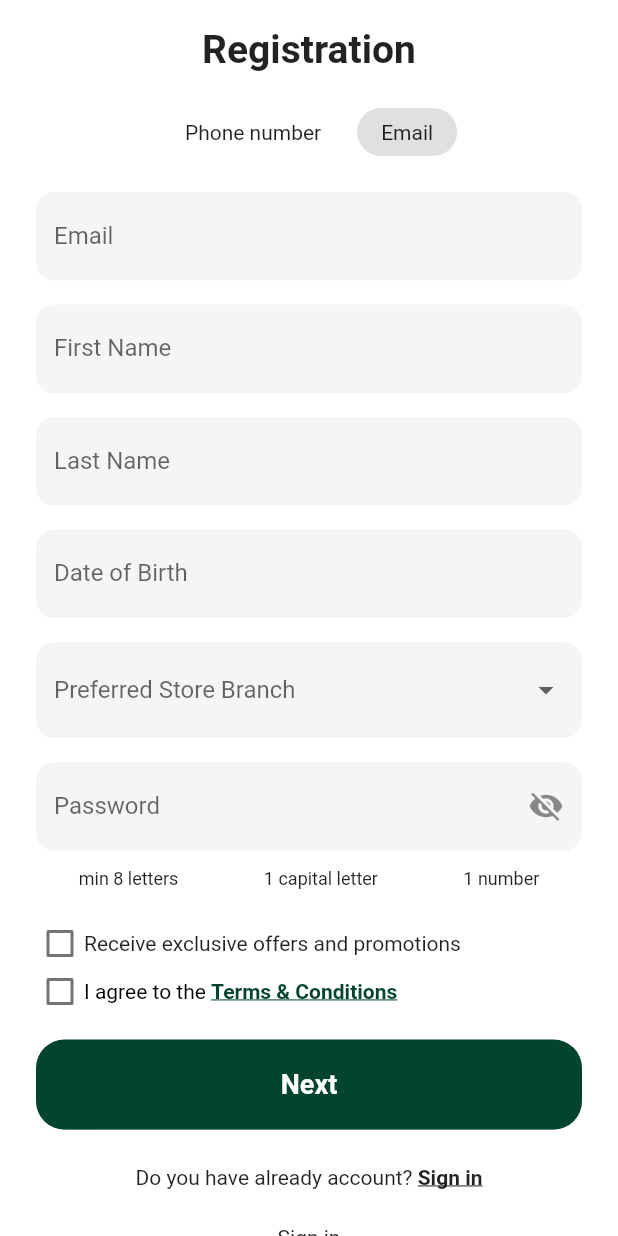
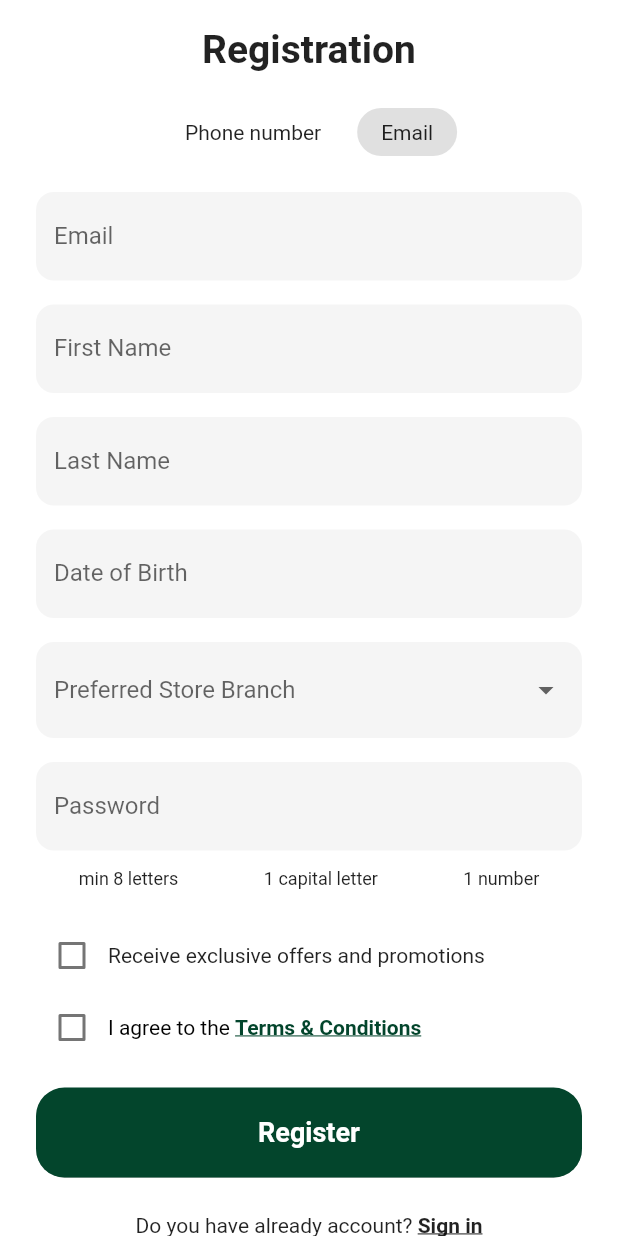
Before and after one commit to tseleena200/SmartCart, a Flutter app: the SignUpView screen opened directly, on a phone screen of 412 x 824 dp. Run offline on Flutter 3.47's test engine with Material 3 defaults, Android fonts, the light colour scheme and no system bars; our stand-ins replace cloud_firestore, firebase_auth, firebase_core; missing offline and left inert: fl_country_code_picker; accounts and stored records are empty; Roboto replaces fonts that are missing (Gilroy).

Commit message:
feat: Users can register using email/password successfully saved to db

```diff
--- a/lib/view/login/sign_up_view.dart
+++ b/lib/view/login/sign_up_view.dart
@@ -1,3 +1,5 @@
+import 'package:cloud_firestore/cloud_firestore.dart';
+import 'package:firebase_auth/firebase_auth.dart';
 import 'package:flutter/gestures.dart';
 import 'package:flutter/material.dart';
 import 'package:intl/intl.dart';
@@ -12,6 +14,8 @@ class SignUpView extends StatefulWidget {
 }
 
 class _SignUpViewState extends State<SignUpView> {
+  final _formKey = GlobalKey<FormState>();
+
   final TextEditingController firstNameController = TextEditingController();
   final TextEditingController lastNameController = TextEditingController();
   final TextEditingController phoneController = TextEditingController();
@@ -47,6 +51,8 @@ class _SignUpViewState extends State<SignUpView> {
               child: ConstrainedBox(
                 constraints: BoxConstraints(minHeight: constraints.maxHeight),
                 child: IntrinsicHeight(
+                  child: Form(
+                    key: _formKey,
                     child: Column(
                       crossAxisAlignment: CrossAxisAlignment.stretch,
                       mainAxisAlignment: MainAxisAlignment.start,
@@ -60,7 +66,6 @@ class _SignUpViewState extends State<SignUpView> {
                         ),
                         const SizedBox(height: 24),
 
-                      // Toggle
                         Row(
                           mainAxisAlignment: MainAxisAlignment.center,
                           children: [
@@ -69,9 +74,7 @@ class _SignUpViewState extends State<SignUpView> {
                               child: Container(
                                 padding: const EdgeInsets.symmetric(horizontal: 16, vertical: 8),
                                 decoration: BoxDecoration(
-                                color: !isEmailSelected
-                                    ? Colors.grey.shade300
-                                    : Colors.transparent,
+                                  color: !isEmailSelected ? Colors.grey.shade300 : Colors.transparent,
                                   borderRadius: BorderRadius.circular(20),
                                 ),
                                 child: const Text("Phone number"),
@@ -83,9 +86,7 @@ class _SignUpViewState extends State<SignUpView> {
                               child: Container(
                                 padding: const EdgeInsets.symmetric(horizontal: 16, vertical: 8),
                                 decoration: BoxDecoration(
-                                color: isEmailSelected
-                                    ? Colors.grey.shade300
-                                    : Colors.transparent,
+                                  color: isEmailSelected ? Colors.grey.shade300 : Colors.transparent,
                                   borderRadius: BorderRadius.circular(20),
                                 ),
                                 child: const Text("Email"),
@@ -95,19 +96,35 @@ class _SignUpViewState extends State<SignUpView> {
                         ),
                         const SizedBox(height: 24),
 
-                      // Email or Phone
                         if (isEmailSelected)
-                        _buildField("Email", emailController, TextInputType.emailAddress)
+                          _buildField(
+                            "Email",
+                            emailController,
+                            inputType: TextInputType.emailAddress,
+                            validator: (value) {
+                              if (value == null || value.isEmpty) return 'Email is required';
+                              if (!RegExp(r'^[^@]+@[^@]+\.[^@]+$').hasMatch(value)) return 'Enter valid email';
+                              return null;
+                            },
+                          )
                         else
-                        _buildField("Phone Number", phoneController, TextInputType.phone),
+                          _buildField(
+                            "Phone Number",
+                            phoneController,
+                            inputType: TextInputType.phone,
+                            validator: (value) {
+                              if (value == null || value.isEmpty) return 'Phone number is required';
+                              if (!RegExp(r'^\d{10,15}$').hasMatch(value)) return 'Enter valid phone number';
+                              return null;
+                            },
+                          ),
 
                         const SizedBox(height: 16),
-                      _buildField("First Name", firstNameController),
+                        _buildField("First Name", firstNameController, validator: (value) => value!.isEmpty ? 'Required' : null),
                         const SizedBox(height: 16),
-                      _buildField("Last Name", lastNameController),
+                        _buildField("Last Name", lastNameController, validator: (value) => value!.isEmpty ? 'Required' : null),
                         const SizedBox(height: 16),
 
-                      // DOB with date picker
                         GestureDetector(
                           onTap: () async {
                             DateTime? picked = await showDatePicker(
@@ -118,18 +135,16 @@ class _SignUpViewState extends State<SignUpView> {
                             );
                             if (picked != null) {
                               setState(() {
-                              dobController.text =
-                                  DateFormat('yyyy-MM-dd').format(picked);
+                                dobController.text = DateFormat('yyyy-MM-dd').format(picked);
                               });
                             }
                           },
                           child: AbsorbPointer(
-                          child: _buildField("Date of Birth", dobController),
+                            child: _buildField("Date of Birth", dobController, validator: (value) => value!.isEmpty ? 'Required' : null),
                           ),
                         ),
                         const SizedBox(height: 16),
 
-                      // Preferred Branch
                         DropdownButtonFormField<String>(
                           value: selectedBranch,
                           decoration: InputDecoration(
@@ -142,44 +157,22 @@ class _SignUpViewState extends State<SignUpView> {
                             ),
                           ),
                           items: storeBranches
-                            .map((branch) => DropdownMenuItem(
-                          value: branch,
-                          child: Text(branch),
-                        ))
+                              .map((branch) => DropdownMenuItem(value: branch, child: Text(branch)))
                               .toList(),
-                        onChanged: (value) {
-                          setState(() {
-                            selectedBranch = value;
-                          });
-                        },
+                          onChanged: (value) => setState(() => selectedBranch = value),
+                          validator: (value) => value == null ? 'Please select a branch' : null,
                         ),
+
                         const SizedBox(height: 16),
 
-                      // Password
                         if (isEmailSelected) ...[
-                        TextField(
-                          controller: passwordController,
-                          obscureText: !isPasswordVisible,
-                          decoration: InputDecoration(
-                            labelText: "Password",
-                            filled: true,
-                            fillColor: Colors.grey.shade100,
-                            border: OutlineInputBorder(
-                              borderRadius: BorderRadius.circular(12),
-                              borderSide: BorderSide.none,
-                            ),
-                            suffixIcon: IconButton(
-                              icon: Icon(
-                                isPasswordVisible ? Icons.visibility : Icons.visibility_off,
-                              ),
-                              onPressed: () {
-                                setState(() {
-                                  isPasswordVisible = !isPasswordVisible;
-                                });
-                              },
-                            ),
-                          ),
-                        ),
+                          _buildField("Password", passwordController, obscure: true, validator: (value) {
+                            if (value == null || value.isEmpty) return 'Password is required';
+                            if (value.length < 8) return 'Min 8 characters required';
+                            if (!RegExp(r'[A-Z]').hasMatch(value)) return 'Must contain 1 capital letter';
+                            if (!RegExp(r'[0-9]').hasMatch(value)) return 'Must contain 1 number';
+                            return null;
+                          }),
                           const SizedBox(height: 12),
                           Row(
                             mainAxisAlignment: MainAxisAlignment.spaceAround,
@@ -189,48 +182,34 @@ class _SignUpViewState extends State<SignUpView> {
                               Text("1 number", style: TextStyle(fontSize: 12)),
                             ],
                           ),
-                        const SizedBox(height: 20),
                         ],
 
-                      Column(
-                        crossAxisAlignment: CrossAxisAlignment.start,
-                        children: [
+                        const SizedBox(height: 20),
+
                         Row(
                           crossAxisAlignment: CrossAxisAlignment.center,
                           children: [
                             Checkbox(
                               value: receivePromos,
                               activeColor: themeColor,
-                                materialTapTargetSize: MaterialTapTargetSize.shrinkWrap,
-                                visualDensity: VisualDensity.compact,
-                                onChanged: (val) {
-                                  setState(() => receivePromos = val!);
-                                },
+                              onChanged: (val) => setState(() => receivePromos = val!),
                             ),
-                              const Expanded(
-                                child: Text(
-                                  "Receive exclusive offers and promotions",
-                                  style: TextStyle(fontSize: 14),
-                                ),
-                              ),
+                            const Expanded(child: Text("Receive exclusive offers and promotions")),
                           ],
                         ),
+
                         Row(
                           crossAxisAlignment: CrossAxisAlignment.center,
                           children: [
                             Checkbox(
                               value: termsandcondtions,
                               activeColor: themeColor,
-                                materialTapTargetSize: MaterialTapTargetSize.shrinkWrap,
-                                visualDensity: VisualDensity.compact,
-                                onChanged: (val) {
-                                  setState(() => termsandcondtions = val!);
-                                },
+                              onChanged: (val) => setState(() => termsandcondtions = val!),
                             ),
                             Expanded(
                               child: RichText(
                                 text: TextSpan(
-                                    style: const TextStyle(color: Colors.black, fontSize: 14),
+                                  style: const TextStyle(color: Colors.black),
                                   children: [
                                     const TextSpan(text: "I agree to the "),
                                     TextSpan(
@@ -240,10 +219,7 @@ class _SignUpViewState extends State<SignUpView> {
                                         fontWeight: FontWeight.bold,
                                         decoration: TextDecoration.underline,
                                       ),
-                                        recognizer: TapGestureRecognizer()
-                                          ..onTap = () {
-                                            debugPrint("Terms & Conditions tapped");
-                                          },
+                                      recognizer: TapGestureRecognizer()..onTap = () => debugPrint("Terms & Conditions tapped"),
                                     ),
                                   ],
                                 ),
@@ -251,57 +227,82 @@ class _SignUpViewState extends State<SignUpView> {
                             ),
                           ],
                         ),
-                        ],
-                      ),
 
                         const SizedBox(height: 16),
 
                         RoundButton(
-                        title: "Next",
-                        onPressed: () {
-                          // Handle registration here
-                        },
+                          title: "Register",
+                            onPressed: () async {
+                              if (_formKey.currentState!.validate()) {
+                                if (!termsandcondtions) {
+                                  ScaffoldMessenger.of(context).showSnackBar(
+                                    const SnackBar(content: Text("Please agree to the Terms & Conditions")),
+                                  );
+                                  return;
+                                }
+
+                                try {
+                                  // 1. Register user with Firebase Auth
+                                  final credential = await FirebaseAuth.instance.createUserWithEmailAndPassword(
+                                    email: emailController.text.trim(),
+                                    password: passwordController.text.trim(),
+                                  );
+
+                                  // 2. Save user data to Firestore
+                                  await FirebaseFirestore.instance.collection('Users').doc(credential.user!.uid).set({
+                                    'userID': credential.user!.uid,
+                                    'name': '${firstNameController.text.trim()} ${lastNameController.text.trim()}',
+                                    'email': emailController.text.trim(),
+                                    'phoneNumber': phoneController.text.trim(),
+                                    'userRole': 'customer',
+                                    'dob': dobController.text.trim(),
+                                    'preferredBranch': selectedBranch,
+                                    'receivePromos': receivePromos,
+                                    'favorites': [],
+                                    'purchaseHistory': [],
+                                    'createdAt': FieldValue.serverTimestamp(),
+                                  });
+
+                                  ScaffoldMessenger.of(context).showSnackBar(
+                                    const SnackBar(content: Text("Registration successful!")),
+                                  );
+
+                                  // Optional: Navigate to login or home
+                                  Navigator.pushReplacement(context, MaterialPageRoute(builder: (_) => const LogInView()));
+                                } on FirebaseAuthException catch (e) {
+                                  String msg = 'An error occurred';
+                                  if (e.code == 'email-already-in-use') {
+                                    msg = 'This email is already in use';
+                                  } else if (e.code == 'weak-password') {
+                                    msg = 'The password is too weak';
+                                  }
+                                  ScaffoldMessenger.of(context).showSnackBar(SnackBar(content: Text(msg)));
+                                } catch (e) {
+                                  ScaffoldMessenger.of(context).showSnackBar(
+                                    SnackBar(content: Text("Unexpected error: ${e.toString()}")),
+                                  );
+                                }
+                              }
+                            }
+
                         ),
+
                         const SizedBox(height: 24),
-
                         Row(
                           mainAxisAlignment: MainAxisAlignment.center,
                           children: [
                             const Text("Do you have already account? "),
                             GestureDetector(
-                            onTap: () {
-                              Navigator.push(
-                                  context,
-                                  MaterialPageRoute(
-                                      builder: (context) => const LogInView()));
-                            },
+                              onTap: () => Navigator.push(context, MaterialPageRoute(builder: (_) => const LogInView())),
                               child: const Text(
                                 "Sign in",
-                              style: TextStyle(
-                                fontWeight: FontWeight.bold,
-                                decoration: TextDecoration.underline,
-                              ),
+                                style: TextStyle(fontWeight: FontWeight.bold, decoration: TextDecoration.underline),
                               ),
                             ),
                           ],
                         ),
-                      const SizedBox(height: 24),
-                      const Center(child: Text("Sign in")),
-                      const SizedBox(height: 12),
-
-                      // Socials
-                      Row(
-                        mainAxisAlignment: MainAxisAlignment.center,
-                        children: [
-                          _buildSocialIcon("assets/img/google.png"),
-                          const SizedBox(width: 16),
-                          _buildSocialIcon("assets/img/facebook-logo-png.png"),
-                          const SizedBox(width: 16),
-                          _buildSocialIcon("assets/img/appleidl.png"),
                       ],
                     ),
-                      const SizedBox(height: 12),
-                    ],
                   ),
                 ),
               ),
@@ -312,11 +313,12 @@ class _SignUpViewState extends State<SignUpView> {
     );
   }
 
-  Widget _buildField(String label, TextEditingController controller,
-      [TextInputType inputType = TextInputType.text]) {
-    return TextField(
+  Widget _buildField(String label, TextEditingController controller, {TextInputType inputType = TextInputType.text, bool obscure = false, String? Function(String?)? validator}) {
+    return TextFormField(
       controller: controller,
       keyboardType: inputType,
+      obscureText: obscure,
+      validator: validator,
       decoration: InputDecoration(
         labelText: label,
         filled: true,
--- a/pubspec.yaml
+++ b/pubspec.yaml
@@ -37,6 +37,9 @@ dependencies:
   fl_country_code_picker: ^0.1.9+1
   flutter_rating_bar: ^4.0.1
   intl: ^0.19.0
+  firebase_core: ^3.13.0
+  firebase_auth: ^5.5.3
+  cloud_firestore: ^5.6.7
 
 
 
```
Also changed, not shown: lib/main.dart (+7 -6 lines), firebase.json (added), lib/firebase_options.dart (added), pubspec.lock, 7 other files. Lines whose indentation alone changed are shown as unchanged.
